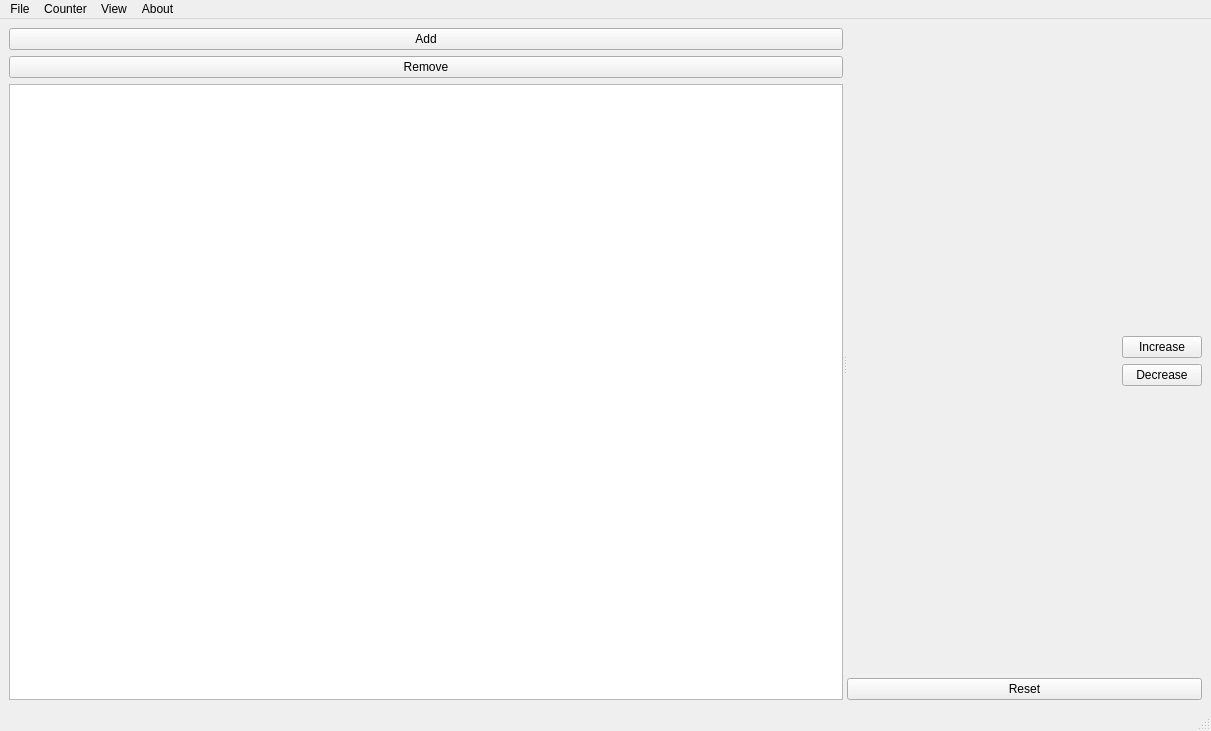
First picture: the form in pcscounter/src/mainwindow.ui, repository N1vn0vem8er/pineconesnake, before the edit.
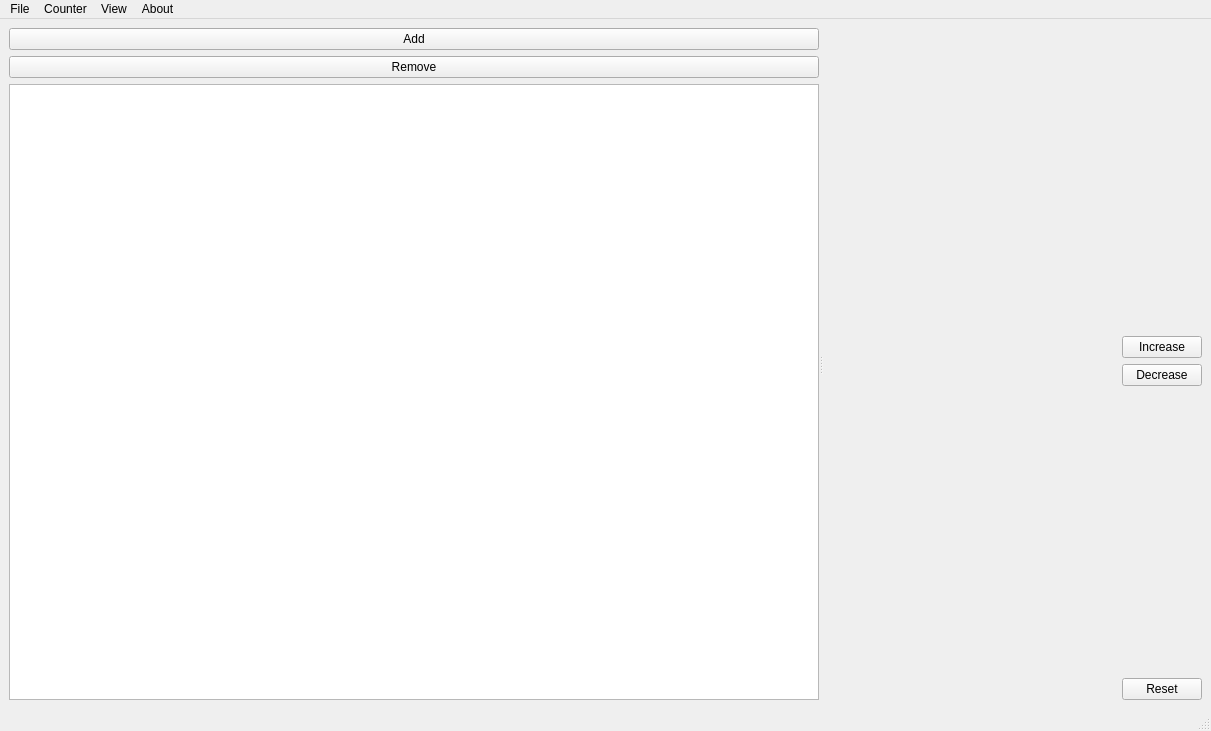
Second picture: the form after the edit. Icons and pictures are not drawn.

Commit message: Added about information

Patch:
```diff
--- a/pcscounter/src/mainwindow.ui
+++ b/pcscounter/src/mainwindow.ui
@@ -135,6 +135,21 @@
            </spacer>
           </item>
           <item>
+           <layout class="QHBoxLayout" name="horizontalLayout_2">
+            <item>
+             <spacer name="horizontalSpacer">
+              <property name="orientation">
+               <enum>Qt::Orientation::Horizontal</enum>
+              </property>
+              <property name="sizeHint" stdset="0">
+               <size>
+                <width>40</width>
+                <height>20</height>
+               </size>
+              </property>
+             </spacer>
+            </item>
+            <item>
            <widget class="QPushButton" name="resetButton">
             <property name="text">
              <string>Reset</string>
@@ -143,6 +158,8 @@
              <iconset theme="QIcon::ThemeIcon::ViewRefresh"/>
             </property>
            </widget>
+            </item>
+           </layout>
           </item>
          </layout>
         </item>
```
Lines whose indentation alone changed are shown as unchanged. The commit also changes 1 other file.
